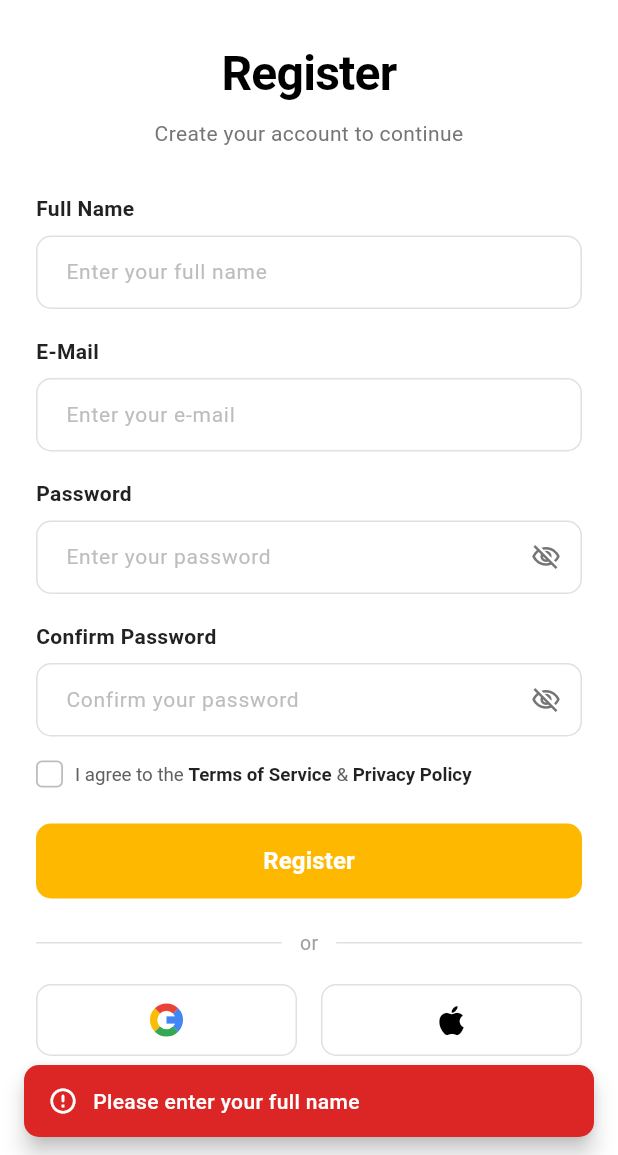
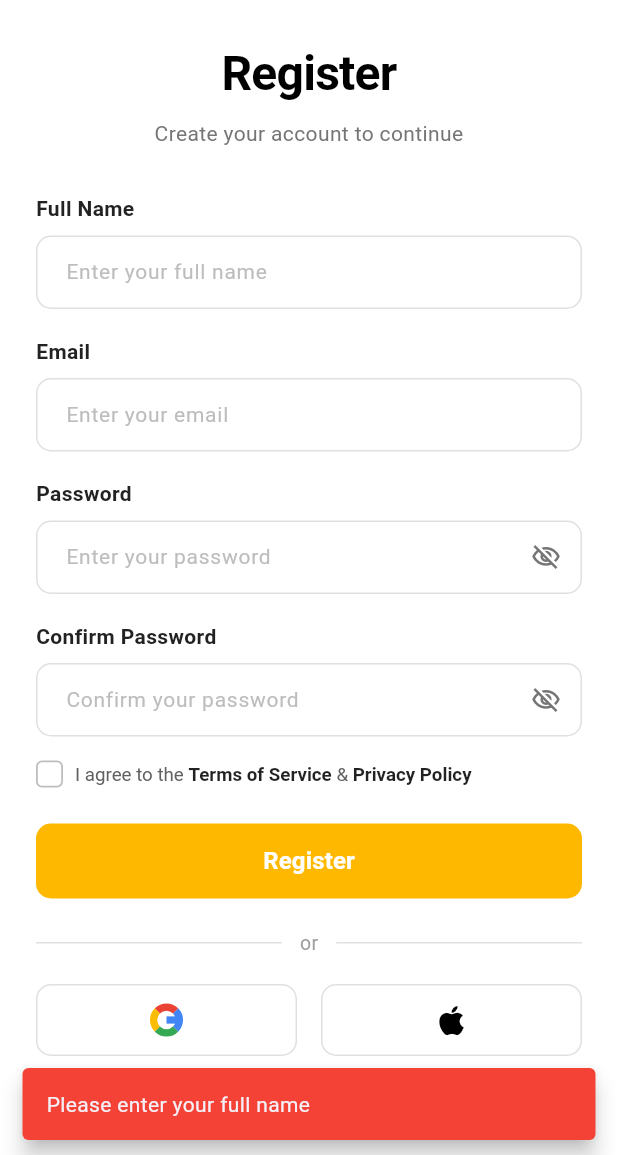
Before and after one commit to bibasshrestha980-npl/note_app, a Flutter app: the RegisterView screen opened directly, after a tap on "Register", on a phone screen of 412 x 824 dp, the part 81-1236 px from its top. Run offline on Flutter 3.47's test engine with Material 3 defaults, Android fonts, the phone set to English and light mode, and no system bars; our stand-ins replace firebase_auth, firebase_core; accounts and stored records are empty.

Commit message:
Update label and hint text from E-Mail to Email across all auth views

```diff
--- a/lib/features/auth/view/forgot_password_view.dart
+++ b/lib/features/auth/view/forgot_password_view.dart
@@ -171,9 +171,9 @@ class _ForgotPasswordViewState extends State<ForgotPasswordView> {
               const SizedBox(height: 36),
 
               if (!_emailSent) ...[
-                // E-Mail Label & TextField
+                // Email Label & TextField
                 const Text(
-                  'E-Mail',
+                  'Email',
                   style: TextStyle(
                     fontSize: 14,
                     fontWeight: FontWeight.w600,
@@ -186,7 +186,7 @@ class _ForgotPasswordViewState extends State<ForgotPasswordView> {
                   keyboardType: TextInputType.emailAddress,
                   style: const TextStyle(fontSize: 14, color: Colors.black87),
                   decoration: InputDecoration(
-                    hintText: 'Enter your registered e-mail',
+                    hintText: 'Enter your registered email',
                     hintStyle: TextStyle(
                       fontSize: 14,
                       color: Colors.grey.shade400,
--- a/lib/features/auth/view/register_view.dart
+++ b/lib/features/auth/view/register_view.dart
@@ -1,6 +1,4 @@
 import 'package:flutter/material.dart';
-import '../../../common/custom_snackbar.dart';
-import '../../home/view/home_view.dart';
 import '../controller/auth_controller.dart';
 import 'login_view.dart';
 
@@ -44,36 +42,60 @@ class _RegisterViewState extends State<RegisterView> {
     final confirmPassword = _confirmPasswordController.text;
 
     if (name.isEmpty) {
-      CustomSnackBar.showError(context, 'Please enter your full name');
+      ScaffoldMessenger.of(context).showSnackBar(
+        const SnackBar(
+          content: Text('Please enter your full name'),
+          backgroundColor: Colors.red,
+          behavior: SnackBarBehavior.floating,
+        ),
+      );
       return;
     }
 
     if (email.isEmpty) {
-      CustomSnackBar.showError(context, 'Please enter your email');
+      ScaffoldMessenger.of(context).showSnackBar(
+        const SnackBar(
+          content: Text('Please enter your email'),
+          backgroundColor: Colors.red,
+          behavior: SnackBarBehavior.floating,
+        ),
+      );
       return;
     }
 
     if (password.isEmpty) {
-      CustomSnackBar.showError(context, 'Please enter a password');
+      ScaffoldMessenger.of(context).showSnackBar(
+        const SnackBar(
+          content: Text('Please enter a password'),
+          backgroundColor: Colors.red,
+          behavior: SnackBarBehavior.floating,
+        ),
+      );
       return;
     }
 
     // Check if password and confirm password match
     if (password != confirmPassword) {
       setState(() {
-        _passwordError = 'Password and confirm password doesnot match';
+        _passwordError = 'Passwords must be the same';
       });
-      CustomSnackBar.showError(
-        context,
-        'Password and confirm password doesnot match',
+      ScaffoldMessenger.of(context).showSnackBar(
+        const SnackBar(
+          content: Text('Passwords must be the same'),
+          backgroundColor: Colors.red,
+          behavior: SnackBarBehavior.floating,
+        ),
       );
       return;
     }
 
     if (!_agreeToTerms) {
-      CustomSnackBar.showError(
-        context,
-        'Please agree to the Terms of Service & Privacy Policy',
+      ScaffoldMessenger.of(context).showSnackBar(
+        const SnackBar(
+          content: Text('Please agree to the Terms of Service & Privacy Policy'),
+          backgroundColor: Colors.red,
+          behavior: SnackBarBehavior.floating,
+        ),
       );
       return;
     }
@@ -90,16 +112,24 @@ class _RegisterViewState extends State<RegisterView> {
         name: name,
       );
       if (mounted) {
-        CustomSnackBar.showSuccess(context, 'Registered successfully!');
-        Navigator.pushAndRemoveUntil(
-          context,
-          MaterialPageRoute(builder: (context) => const HomeView()),
-          (route) => false,
+        ScaffoldMessenger.of(context).showSnackBar(
+          const SnackBar(
+            content: Text('Registration successful!'),
+            backgroundColor: Colors.green,
+            behavior: SnackBarBehavior.floating,
+          ),
         );
+        Navigator.pop(context);
       }
     } catch (e) {
       if (mounted) {
-        CustomSnackBar.showError(context, e.toString());
+        ScaffoldMessenger.of(context).showSnackBar(
+          SnackBar(
+            content: Text(e.toString()),
+            backgroundColor: Colors.red,
+            behavior: SnackBarBehavior.floating,
+          ),
+        );
       }
     } finally {
       if (mounted) setState(() => _isLoading = false);
@@ -243,9 +273,9 @@ class _RegisterViewState extends State<RegisterView> {
 
               const SizedBox(height: 18),
 
-              // E-Mail Label & TextField
+              // Email Label & TextField
               const Text(
-                'E-Mail',
+                'Email',
                 style: TextStyle(
                   fontSize: 14,
                   fontWeight: FontWeight.w600,
@@ -258,7 +288,7 @@ class _RegisterViewState extends State<RegisterView> {
                 keyboardType: TextInputType.emailAddress,
                 style: const TextStyle(fontSize: 14, color: Colors.black87),
                 decoration: InputDecoration(
-                  hintText: 'Enter your e-mail',
+                  hintText: 'Enter your email',
                   hintStyle: TextStyle(
                     fontSize: 14,
                     color: Colors.grey.shade400,
--- a/lib/main.dart
+++ b/lib/main.dart
@@ -2,14 +2,11 @@ import 'package:firebase_core/firebase_core.dart';
 import 'package:flutter/material.dart';
 
 import 'features/auth/view/login_view.dart';
-import 'firebase_options.dart';
 
 void main() async {
   WidgetsFlutterBinding.ensureInitialized();
   try {
-    await Firebase.initializeApp(
-      options: DefaultFirebaseOptions.currentPlatform,
-    );
+    await Firebase.initializeApp();
   } catch (e) {
     debugPrint('Firebase initialization notice: $e');
   }
--- a/lib/screens/home_screen.dart
+++ /dev/null
@@ -1,2 +0,0 @@
-// Export HomeView as HomeScreen for flexibility
-export '../features/home/view/home_view.dart';
```
Also changed, not shown: lib/features/auth/controller/auth_controller.dart (+14 -2 lines), lib/features/auth/view/login_view.dart (+30 -12 lines), lib/features/home/view/home_view.dart (deleted, +0 -281 lines), 1 other file.
